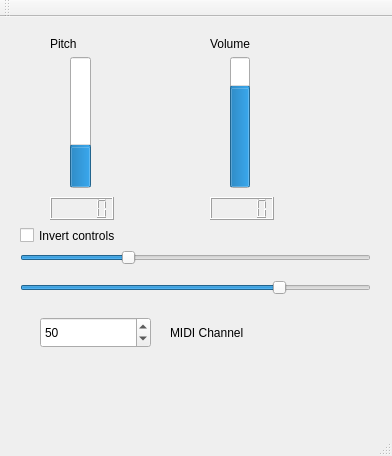
First picture: the form in mainwindow.ui, repository Ikke007/Theremin, before the edit.
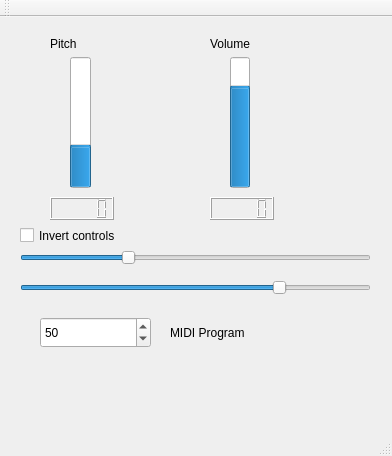
Second picture: the form after the edit.

Commit message: rename channel -> program

```diff
--- a/mainwindow.ui
+++ b/mainwindow.ui
@@ -178,7 +178,7 @@
      </rect>
     </property>
     <property name="text">
-     <string>MIDI Channel</string>
+     <string>MIDI Program</string>
     </property>
    </widget>
   </widget>
```
Left out of the diff: 4 changed lines with no effect on the pictures. The commit also changes 4 other files.
